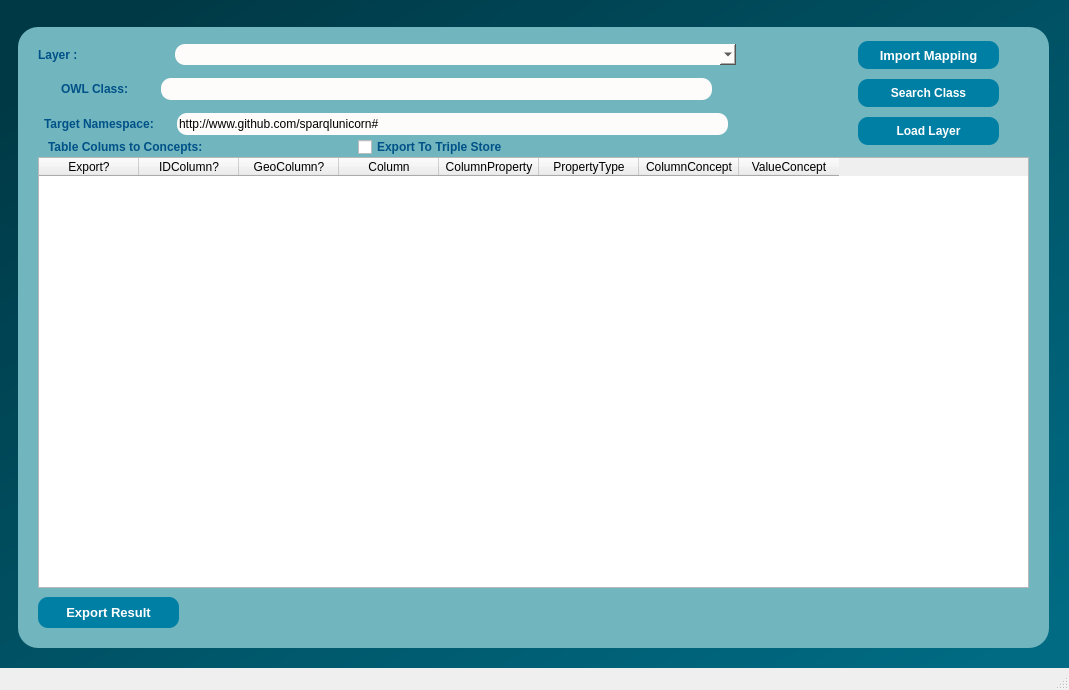
The window that dialogs/ui/Interlink.ui (sparqlunicorn/sparqlunicornGoesGIS) describes before a commit, drawn with Qt 5.
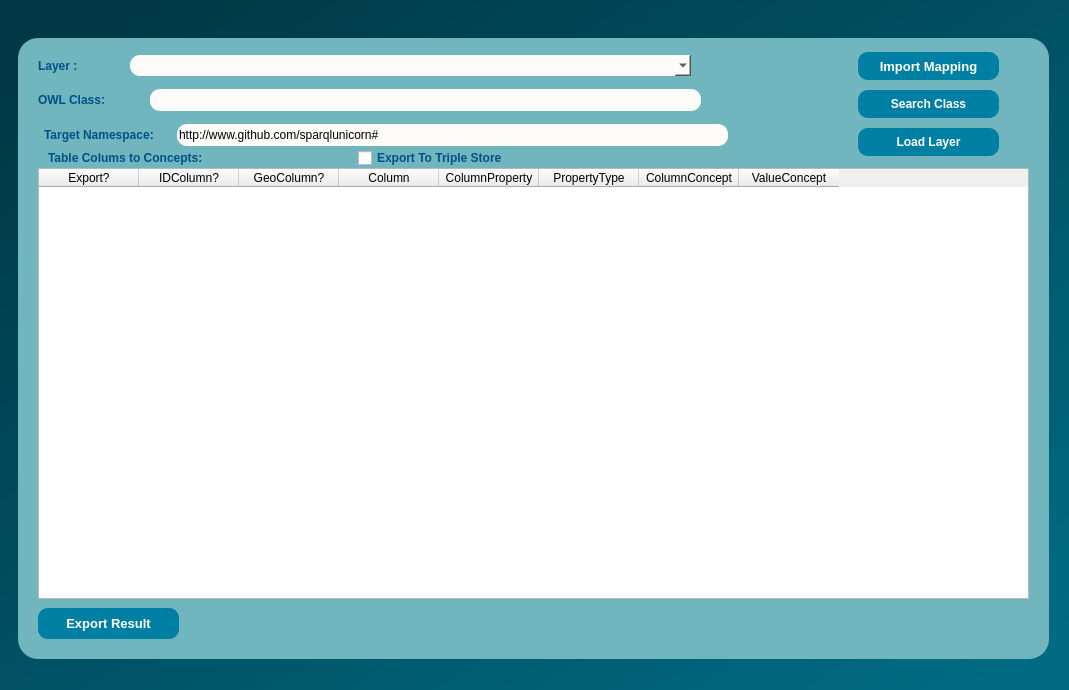
The same window after the commit.

Commit message: removed refresh button

```diff
--- a/dialogs/ui/Interlink.ui
+++ b/dialogs/ui/Interlink.ui
@@ -417,6 +417,19 @@
              </property>
             </widget>
            </item>
+           <item>
+            <spacer name="horizontalSpacer_3">
+             <property name="orientation">
+              <enum>Qt::Horizontal</enum>
+             </property>
+             <property name="sizeHint" stdset="0">
+              <size>
+               <width>40</width>
+               <height>20</height>
+              </size>
+             </property>
+            </spacer>
+           </item>
            <item>
             <widget class="QComboBox" name="chooseLayerInterlink">
              <property name="minimumSize">
@@ -443,6 +456,19 @@
              </property>
             </widget>
            </item>
+           <item>
+            <spacer name="horizontalSpacer">
+             <property name="orientation">
+              <enum>Qt::Horizontal</enum>
+             </property>
+             <property name="sizeHint" stdset="0">
+              <size>
+               <width>40</width>
+               <height>20</height>
+              </size>
+             </property>
+            </spacer>
+           </item>
           </layout>
          </item>
          <item>
@@ -476,6 +502,19 @@
              </property>
             </widget>
            </item>
+           <item>
+            <spacer name="horizontalSpacer_4">
+             <property name="orientation">
+              <enum>Qt::Horizontal</enum>
+             </property>
+             <property name="sizeHint" stdset="0">
+              <size>
+               <width>40</width>
+               <height>20</height>
+              </size>
+             </property>
+            </spacer>
+           </item>
            <item>
             <widget class="QLineEdit" name="interlinkOwlClassInput">
              <property name="minimumSize">
@@ -499,6 +538,19 @@
              </property>
             </widget>
            </item>
+           <item>
+            <spacer name="horizontalSpacer_2">
+             <property name="orientation">
+              <enum>Qt::Horizontal</enum>
+             </property>
+             <property name="sizeHint" stdset="0">
+              <size>
+               <width>40</width>
+               <height>20</height>
+              </size>
+             </property>
+            </spacer>
+           </item>
           </layout>
          </item>
          <item>
@@ -577,7 +629,6 @@
     </rect>
    </property>
   </widget>
-  <widget class="QStatusBar" name="statusbar"/>
  </widget>
  <resources/>
  <connections/>
```
The commit also changes 3 other files.
